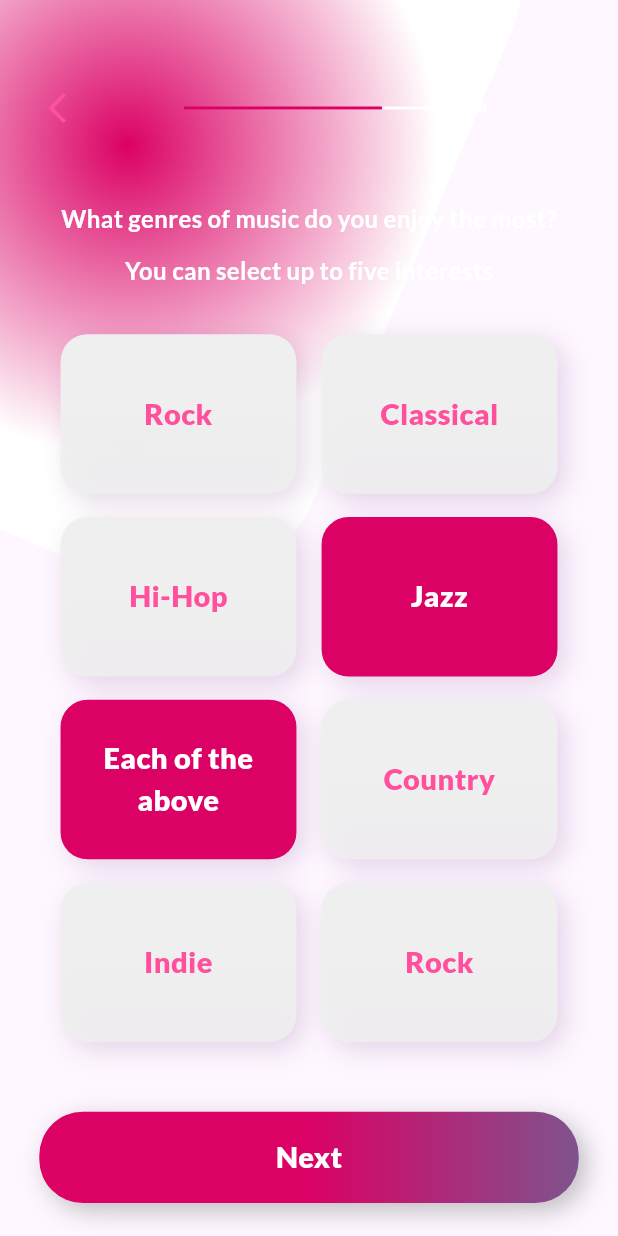
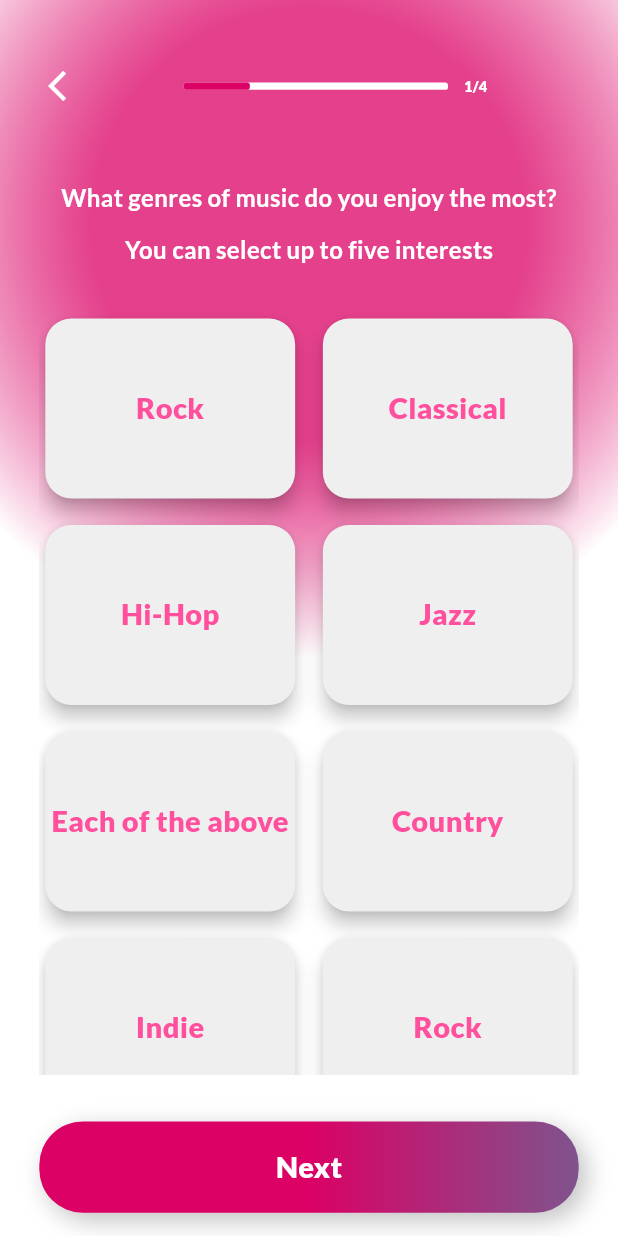
Before and after one commit to islam0110023/tala_app, a Flutter app: the screen it shows after launch, on a phone screen of 412 x 824 dp. Run offline on Flutter 3.47's test engine with Material 3 defaults, Android fonts, the phone set to English and light mode, and no system bars; our stand-ins replace dropdown_button2, flutter_screenutil, flutter_svg, go_router, smooth_page_indicator.

Commit message:
Refactor: Enhance profile music preferences screen UI and logic
This commit introduces several improvements to the profile music preferences screen:

- **Interactive Genre Buttons:** Genre buttons are now interactive, changing their appearance (color and text color) when selected or deselected. The selection state is managed within the `GenreButton` widget itself.
- **`GenreModel` Introduction:** A new `GenreModel` class is created to encapsulate genre information, including its name and selection state. This improves code organization and makes it easier to manage genre data.
- **Dynamic Genre Display:** The `CustomGenresMusicButtons` widget now uses a `GridView.builder` to dynamically display genre buttons based on the provided list of `GenreModel` objects. This allows for a more flexible and scalable layout.
- **Updated Progress Bar:** The `ProfileProgressBar` now uses a `LinearProgressIndicator` for a cleaner look and accepts an integer `done` value representing the current step.
- **Styling and Layout Adjustments:**
    - The `GradientRectangleBlur` widget has been adjusted for a different visual effect.
    - Added `kSugarWhite` to `AppColor` for the unselected genre button background.
    - Added `r18` to `AppDimensions` for border radius.
    - Updated `AppConstant.kGenres` to use `GenreModel`.
    - Minor styling tweaks in various widgets.
- **Improved Code Structure:** The `ProfileMusicPreferencesBody` is now scrollable, and the overall structure of the widgets has been refined for better readability and maintainability.
- **Constants for Onboarding:** Moved the list of words for the onboarding animation to `AppConstant`.

```diff
--- /dev/null
+++ b/lib/core/model/genre_model.dart
@@ -0,0 +1,13 @@
+import 'package:flutter/material.dart';
+import 'package:tala_app/core/utils/app_color.dart';
+
+class GenreModel {
+  GenreModel({required this.name, this.isSelected = false});
+
+  final String name;
+  bool isSelected;
+  final Color selectedColor = AppColor.kPrimaryPink;
+  final Color notSelectedColor = AppColor.kSugarWhite;
+  final Color selectedTextColor = AppColor.kWhite1;
+  final Color notSelectedTextColor = AppColor.kLightPink;
+}
--- a/lib/core/utils/app_color.dart
+++ b/lib/core/utils/app_color.dart
@@ -7,7 +7,9 @@ abstract class AppColor{
   static const kLightPink= Color(0xffff4f9d);
   static const kBlack25= Color(0x3F000000);
   static final kBlack= Colors.black;
+  static const kBlack1= Colors.black;
   static final kWhite= Colors.white;
+  static const kWhite1= Colors.white;
   static const kMediumPurple=  Color(0xFFB147C7);
   static const kLightGray=  Color(0xad808080);
   static const kGray=  Color(0xff808080);
@@ -17,5 +19,6 @@ abstract class AppColor{
   static const kDotIndicator= Color(0xffFFA7CE);
   static const kTagsColor= Color(0xff84508C);
   static const kPurpleColor = Color(0xCC8B00B7);
+  static const kSugarWhite = Color(0xFFEFEFEF);
 
 }
--- a/lib/core/utils/app_dimensions.dart
+++ b/lib/core/utils/app_dimensions.dart
@@ -68,6 +68,7 @@ class AppDimensions {
   static final w168 = 168.w;
   static final w555 = 555.w;
   static final h555 = 555.h;
+  static final r18 = 18.r;
 
 
 
--- a/lib/core/utils/constants.dart
+++ b/lib/core/utils/constants.dart
@@ -1,16 +1,28 @@
+import 'package:tala_app/core/model/genre_model.dart';
+
 abstract class AppConstant{
   static const kFontFamily='Lato';
   static const kFontFamilyInter='Inter';
   static const kDurationSplash=2;
-  static const List<String> kGenres = [
-    'Rock',
-    'Classical',
-    'Hi-Hop',
-    'Jazz',
-    'Each of the above',
-    'Country',
-    'Indie',
-    'Rock',
+  static final List<GenreModel> kGenres = [
+    GenreModel(name: 'Rock'),
+    GenreModel(name: 'Classical'),
+    GenreModel(name: 'Hi-Hop'),
+    GenreModel(name: 'Jazz'),
+    GenreModel(name: 'Each of the above'),
+    GenreModel(name: 'Country'),
+    GenreModel(name: 'Indie'),
+    GenreModel(name: 'Rock'),
+  ];
+
+  static const List<String> kWords = [
+    'Redefining',
+    'Social',
+    'Connection',
+    'And',
+    'Concert',
+    'Experiences',
+    'into',
   ];
 
 }
--- a/lib/core/utils/styling.dart
+++ b/lib/core/utils/styling.dart
@@ -8,6 +8,12 @@ abstract class Styling{
   static final textStyle20=TextStyle(
     color: AppColor.kBlack,
     fontSize: 20.sp,
+    fontFamily: AppConstant.kFontFamily,
+    fontWeight: FontWeight.w800,
+  );
+  static final textStyle10= TextStyle(
+    color: Colors.white,
+    fontSize: 10.sp,
     fontFamily: AppConstant.kFontFamily,
     fontWeight: FontWeight.w800,
   );
--- a/lib/feature/onboarding/presentation/view/widget/custom_animate_container.dart
+++ b/lib/feature/onboarding/presentation/view/widget/custom_animate_container.dart
@@ -3,6 +3,7 @@ import 'package:flutter/material.dart';
 import 'package:go_router/go_router.dart';
 import 'package:tala_app/core/utils/app_color.dart';
 import 'package:tala_app/core/utils/app_dimensions.dart';
+import 'package:tala_app/core/utils/constants.dart';
 import 'package:tala_app/core/utils/routes.dart';
 import 'package:tala_app/core/utils/styling.dart';
 
@@ -15,16 +16,6 @@ class CustomAnimateContainer extends StatefulWidget {
 
 class _CustomAnimateContainerState extends State<CustomAnimateContainer>
     with SingleTickerProviderStateMixin {
-  final List<String> words = [
-    'Redefining',
-    'Social',
-    'Connection',
-    'And',
-    'Concert',
-    'Experiences',
-    'into',
-  ];
-
   int currentIndex = 0;
   Timer? _timer;
 
@@ -50,7 +41,7 @@ class _CustomAnimateContainerState extends State<CustomAnimateContainer>
 
   void _startTimer() {
     _timer = Timer.periodic(const Duration(milliseconds: 800), (timer) {
-      if (currentIndex < words.length - 1) {
+      if (currentIndex < AppConstant.kWords.length - 1) {
         setState(() {
           currentIndex++;
         });
@@ -71,7 +62,7 @@ class _CustomAnimateContainerState extends State<CustomAnimateContainer>
 
   @override
   Widget build(BuildContext context) {
-    final String currentWord = words[currentIndex];
+    final String currentWord = AppConstant.kWords[currentIndex];
 
     return Center(
       child: ScaleTransition(
--- a/lib/feature/profile/presentation/profile_music_preferences_screen.dart
+++ b/lib/feature/profile/presentation/profile_music_preferences_screen.dart
@@ -1,4 +1,5 @@
 import 'package:flutter/material.dart';
+import 'package:tala_app/core/utils/app_color.dart';
 import 'package:tala_app/feature/profile/presentation/view/widget/profile_music_preferences_body.dart';
 
 class ProfileMusicPreferencesScreen extends StatelessWidget {
@@ -6,7 +7,8 @@ class ProfileMusicPreferencesScreen extends StatelessWidget {
 
   @override
   Widget build(BuildContext context) {
-    return Scaffold(
+    return const Scaffold(
+      backgroundColor: AppColor.kWhite1,
       body: ProfileMusicPreferencesBody(),
     );
   }
--- a/lib/feature/profile/presentation/view/widget/custom_genres_music_buttons.dart
+++ b/lib/feature/profile/presentation/view/widget/custom_genres_music_buttons.dart
@@ -1,37 +1,30 @@
 import 'package:flutter/material.dart';
+import 'package:tala_app/core/model/genre_model.dart';
 import 'package:tala_app/core/utils/app_dimensions.dart';
 import 'package:tala_app/feature/profile/presentation/view/widget/genre_button.dart';
 
 class CustomGenresMusicButtons extends StatelessWidget {
-  const CustomGenresMusicButtons({
-    super.key,
-    required this.genres,
-  });
+  const CustomGenresMusicButtons({super.key, required this.genres});
 
-  final List<String> genres;
+  final List<GenreModel> genres;
 
   @override
   Widget build(BuildContext context) {
-    return Column(
-      children: [
-        for (int i = 0; i < genres.length; i += 2)
-          Padding(
-            padding: EdgeInsets.only(bottom: AppDimensions.h16),
-            child: Row(
-              mainAxisAlignment: MainAxisAlignment.center,
-              children: [
-                GenreButton(genres[i]),
-                if (i + 1 < genres.length)
-                  Padding(
-                    padding: EdgeInsets.only(
-                      left: AppDimensions.w16,
-                    ),
-                    child: GenreButton(genres[i + 1]),
-                  ),
-              ],
-            ),
-          ),
-      ],
+    return Expanded(
+      child: GridView.builder(
+        padding: EdgeInsets.zero,
+        physics: const BouncingScrollPhysics(),
+        gridDelegate: SliverGridDelegateWithFixedCrossAxisCount(
+          crossAxisCount: 2,
+          crossAxisSpacing: AppDimensions.w10,
+          mainAxisSpacing: AppDimensions.h10,
+          childAspectRatio: 150/110,
+        ),
+        itemCount: genres.length,
+        itemBuilder: (context, index) {
+          return GenreButton(genre: genres[index]);
+        },
+      ),
     );
   }
 }
--- a/lib/feature/profile/presentation/view/widget/genre_button.dart
+++ b/lib/feature/profile/presentation/view/widget/genre_button.dart
@@ -1,43 +1,42 @@
 import 'package:flutter/material.dart';
+import 'package:tala_app/core/model/genre_model.dart';
 import 'package:tala_app/core/utils/app_color.dart';
 import 'package:tala_app/core/utils/app_dimensions.dart';
 import 'package:tala_app/core/utils/styling.dart';
 
-class GenreButton extends StatelessWidget {
-  final String genre;
-
-  GenreButton(this.genre);
+class GenreButton extends StatefulWidget {
+  const GenreButton({super.key, required this.genre});
+  final GenreModel genre;
 
   @override
+  State<GenreButton> createState() => _GenreButtonState();
+}
+
+class _GenreButtonState extends State<GenreButton> {
+  @override
   Widget build(BuildContext context) {
-    final bool isSelected = ['Jazz', 'Each of the above'].contains(genre);
-    return Container(
-      width: AppDimensions.w150,
-      height: AppDimensions.h110,
-      decoration: BoxDecoration(
-        gradient: isSelected
-            ? null
-            : const LinearGradient(
-          begin: Alignment(0.50, -0.00),
-          end: Alignment(0.50, 1.00),
-          colors: [Color(0xFFEFEFEF), Color(0xD8EFEFEF)],
+    return InkWell(
+      borderRadius: BorderRadius.circular(AppDimensions.r18),
+      onTap: () {
+        widget.genre.isSelected = !widget.genre.isSelected;
+        setState(() {
+
+        });
+      },
+      child: Card(
+        color: widget.genre.isSelected ? AppColor.kPrimaryPink : AppColor.kSugarWhite,
+        shape: RoundedRectangleBorder(
+          borderRadius: BorderRadiusGeometry.circular(AppDimensions.r18),
         ),
-        color: isSelected ? const Color(0xFFDB0165) : null,
-        borderRadius: BorderRadius.circular(18),
-        boxShadow: const [
-          BoxShadow(
-            color: Color(0x285B0E6D),
-            blurRadius: 14,
-            offset: Offset(5, 5),
-            spreadRadius: 0,
+        elevation: 5,
+        child: Center(
+          child: Text(
+            widget.genre.name,
+            textAlign: TextAlign.center,
+            style: Styling.textStyleB20.copyWith(
+              color: widget.genre.isSelected ? AppColor.kWhite1 : AppColor.kLightPink,
+            ),
           ),
-        ],
-      ),
-      child: Center(
-        child: Text(
-            genre,
-            textAlign: TextAlign.center,
-            style: Styling.textStyleB20.copyWith(color: isSelected ? Colors.white : AppColor.kLightPink)
         ),
       ),
     );
--- a/lib/feature/profile/presentation/view/widget/gradient_rectangle_blur.dart
+++ b/lib/feature/profile/presentation/view/widget/gradient_rectangle_blur.dart
@@ -1,25 +1,23 @@
 import 'package:flutter/material.dart';
 import 'package:tala_app/core/utils/app_color.dart';
-import 'package:tala_app/core/utils/app_dimensions.dart';
 
 class GradientRectangleBlur extends StatelessWidget {
-  const GradientRectangleBlur({
-    super.key,
-  });
+  const GradientRectangleBlur({super.key});
 
   @override
   Widget build(BuildContext context) {
     return Container(
-      transform: Matrix4.identity()..translate(0.0, -230)..rotateZ(0.4),
+      transform: Matrix4.identity()
+        ..translate(0.0, -250.0)
+        ..rotateZ(0),
       width: double.infinity,
-      height: AppDimensions.h555,
-      decoration: ShapeDecoration(
+      height: 800,
+      decoration: BoxDecoration(
         gradient: RadialGradient(
+          radius: .7,
           center: Alignment.center,
-          colors: [AppColor.kPrimaryPink, AppColor.kWhite],
-        ),
-        shape: RoundedRectangleBorder(
-          borderRadius: BorderRadius.circular(100),
+          colors: [AppColor.kPrimaryPink.withAlpha(192), AppColor.kWhite],
+          stops: const [0.5, 1],
         ),
       ),
     );
--- a/lib/feature/profile/presentation/view/widget/profile_music_preferences_body.dart
+++ b/lib/feature/profile/presentation/view/widget/profile_music_preferences_body.dart
@@ -8,23 +8,19 @@ import 'package:tala_app/feature/profile/presentation/view/widget/gradient_recta
 import 'package:tala_app/feature/profile/presentation/view/widget/profile_progress_bar.dart';
 
 class ProfileMusicPreferencesBody extends StatelessWidget {
-  ProfileMusicPreferencesBody({super.key});
+  const ProfileMusicPreferencesBody({super.key});
 
   @override
   Widget build(BuildContext context) {
     return Stack(
       children: [
         const GradientRectangleBlur(),
-        SingleChildScrollView(
-          child: Padding(
-            padding: EdgeInsets.symmetric(
-              horizontal: AppDimensions.w25,
-              vertical: AppDimensions.h53,
-            ),
+        Padding(
+          padding: EdgeInsets.symmetric(horizontal: AppDimensions.w25),
           child: Column(
             children: [
-                SizedBox(height: AppDimensions.h9),
-                const ProfileProgressBar(done: 0.75,),
+              SizedBox(height: AppDimensions.h47),
+              const ProfileProgressBar(done: 1),
               SizedBox(height: AppDimensions.h52),
               Text(
                 'What genres of music do you enjoy the most?',
@@ -39,11 +35,11 @@ class ProfileMusicPreferencesBody extends StatelessWidget {
                 ),
               ),
               SizedBox(height: AppDimensions.h32),
-                const CustomGenresMusicButtons(genres: AppConstant.kGenres),
+              CustomGenresMusicButtons(genres: AppConstant.kGenres),
               SizedBox(height: AppDimensions.h32),
               CustomButton(onTap: () {}, name: 'Next'),
+              SizedBox(height: AppDimensions.h16),
             ],
-            ),
           ),
         ),
       ],
--- a/lib/feature/profile/presentation/view/widget/profile_progress_bar.dart
+++ b/lib/feature/profile/presentation/view/widget/profile_progress_bar.dart
@@ -1,36 +1,35 @@
 import 'package:flutter/material.dart';
-import 'package:flutter_screenutil/flutter_screenutil.dart';
 import 'package:tala_app/core/utils/app_color.dart';
 import 'package:tala_app/core/utils/app_dimensions.dart';
 import 'package:tala_app/core/utils/styling.dart';
 import 'package:tala_app/core/widget/custom_arrow_back.dart';
 
 class ProfileProgressBar extends StatelessWidget {
-  const ProfileProgressBar({
-    super.key, required this.done,
-  });
-  final double done;
+  const ProfileProgressBar({super.key, required this.done});
+  final int done;
   @override
   Widget build(BuildContext context) {
     return Row(
       children: [
-        CustomArrowBack(onTap: () {Navigator.pop(context);}),
+        CustomArrowBack(
+          onTap: () {
+            Navigator.pop(context);
+          },
+          arrowColor: AppColor.kWhite,
+        ),
         SizedBox(width: AppDimensions.w69),
-        Container(
-          height: AppDimensions.h2,
+        SizedBox(
           width: AppDimensions.w168,
-          decoration: BoxDecoration(
-            gradient: LinearGradient(
-              colors: [ AppColor.kPrimaryPink,AppColor.kWhite],
-              stops: [done, 1-done],
-            ),
+          child: LinearProgressIndicator(
+            value: done / 4,
+            minHeight: AppDimensions.h5,
+            backgroundColor: AppColor.kWhite1,
+            color: AppColor.kPrimaryPink,
+            borderRadius: BorderRadius.circular(AppDimensions.r2),
           ),
         ),
         SizedBox(width: AppDimensions.w10),
-        Text(
-          '1/4',
-          style: Styling.textStyleB20.copyWith(fontSize: 10.sp),
-        ),
+        Text('$done/4', style: Styling.textStyle10),
       ],
     );
   }
```
Lines whose indentation alone changed are shown as unchanged.
